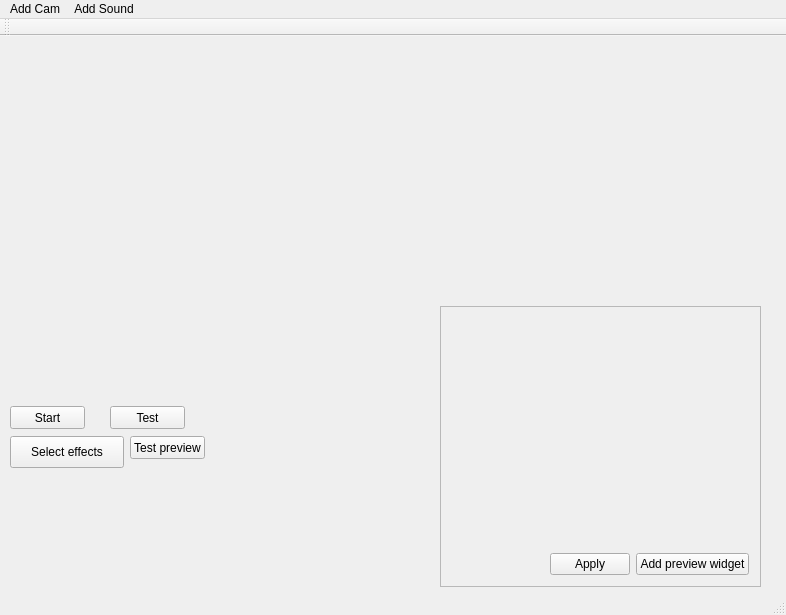
This is mainwindow.ui in m-garanin/zgui-qt as Qt 5 draws it before an edit. The edited form follows.
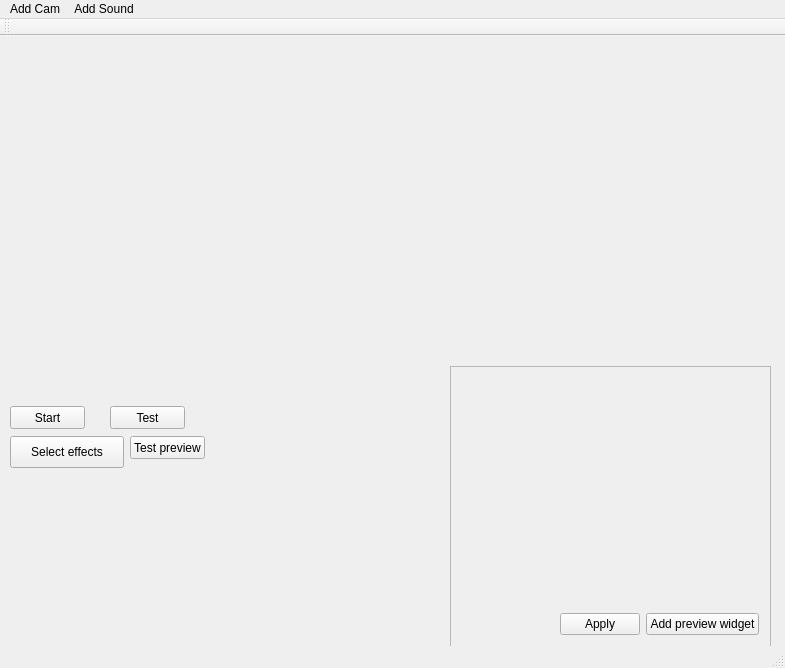
This is the edited form. Custom widgets are drawn as their Qt base class.

The edit to the form file:
```diff
--- a/mainwindow.ui
+++ b/mainwindow.ui
@@ -6,8 +6,8 @@
    <rect>
     <x>0</x>
     <y>0</y>
-    <width>786</width>
-    <height>615</height>
+    <width>785</width>
+    <height>668</height>
    </rect>
   </property>
   <property name="windowTitle">
@@ -43,8 +43,8 @@
    <widget class="QWidget" name="horizontalLayoutWidget">
     <property name="geometry">
      <rect>
-      <x>220</x>
-      <y>270</y>
+      <x>210</x>
+      <y>430</y>
       <width>211</width>
       <height>131</height>
      </rect>
@@ -80,8 +80,8 @@
    <widget class="QFrame" name="frame">
     <property name="geometry">
      <rect>
-      <x>440</x>
-      <y>270</y>
+      <x>450</x>
+      <y>330</y>
       <width>321</width>
       <height>281</height>
      </rect>
@@ -131,7 +131,7 @@
     <rect>
      <x>0</x>
      <y>0</y>
-     <width>786</width>
+     <width>785</width>
      <height>21</height>
     </rect>
    </property>
```
